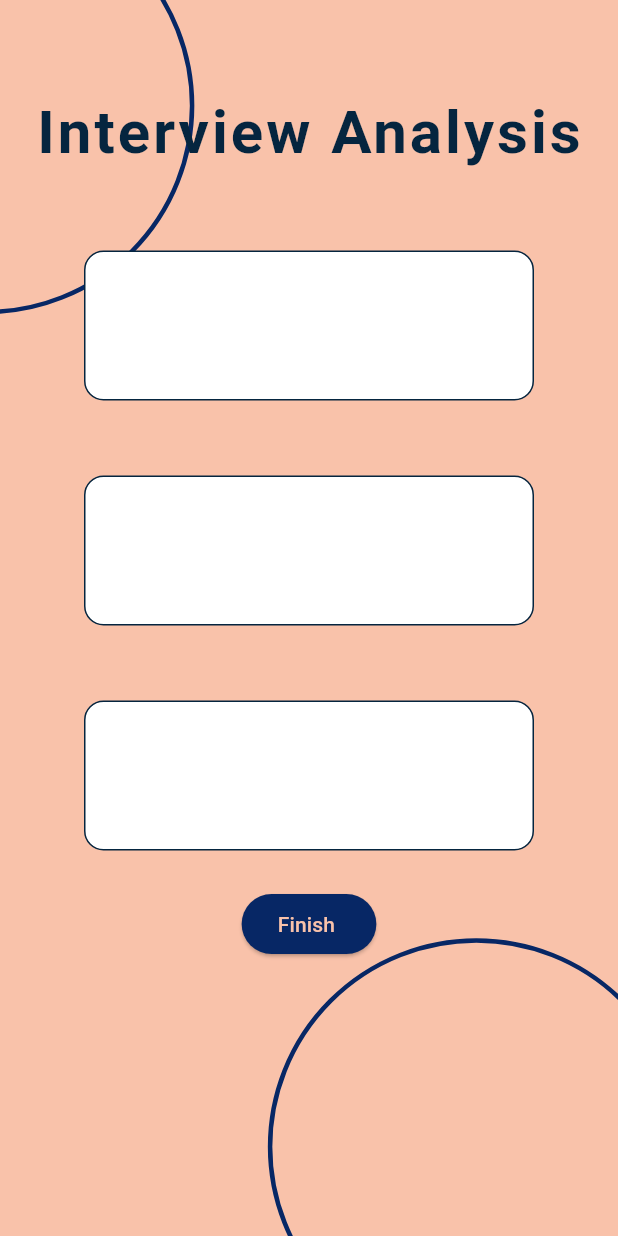
After one commit to acm-projects/SpeakWise, a Flutter app: the InterviewAnalysis screen opened directly, on a phone screen of 412 x 824 dp. The commit adds this screen. Run offline on Flutter 3.47's test engine with Material 3 defaults, Android fonts, the phone set to English and light mode, and no system bars; our stand-ins replace cloud_firestore, firebase_auth; accounts and stored records are empty; Roboto replaces fonts that are missing (Baloo).

Commit message:
Soujanya's 4 screens

```diff
--- a/speakwise/lib/main.dart
+++ b/speakwise/lib/main.dart
@@ -7,6 +7,11 @@ import 'package:speakwise/screens/LoginPage/LoginPage.dart';
 import 'package:speakwise/screens/homePage.dart';
 import 'package:speakwise/constants/colors.dart';
 import 'package:speakwise/screens/questionCard/QuestionPage.dart';
+
+import 'package:speakwise/screens/Record_Screen.dart';
+import 'package:speakwise/screens/InterviewAnalysisScreen.dart';
+import 'package:speakwise/screens/LoginOrCreateAccount_screen.dart';
+import 'package:speakwise/screens/InterviewQuestions_screen.dart';
 
 void main() {
   runApp(const MyApp());
--- /dev/null
+++ b/speakwise/lib/screens/InterviewAnalysisScreen.dart
@@ -0,0 +1,144 @@
+import 'package:flutter/material.dart';
+import 'package:speakwise/constants/colors.dart';
+
+ void main() {
+  runApp(MaterialApp(
+    theme: ThemeData(
+     // primaryColor: Colors.purple
+    ),
+    debugShowCheckedModeBanner: false,
+    home: InterviewAnalysis(),
+  ));
+}
+class InterviewAnalysis extends StatelessWidget {
+  //const createAccount({super.key});
+  @override
+  Widget build(BuildContext context) {
+    return SafeArea(
+      child: Scaffold(
+        resizeToAvoidBottomInset: false,
+      backgroundColor: pinkish,
+      /* appBar: AppBar(
+        backgroundColor: whitishBg,
+        elevation: 0,
+      ), */
+      body: Stack (
+         children: [
+              Positioned(
+              bottom: 50,
+              right: -150,
+              child: EmptyCircle(color: darkBlueLogoColor),
+            ),
+                Positioned(
+              top: 70,
+              left: -40,
+              child: EmptyCircle(color: darkBlueLogoColor),
+            ),
+            Center(
+           child: Column(
+         mainAxisAlignment: MainAxisAlignment.start,
+          children: <Widget>[
+            SizedBox(height: 50),
+            //EmptyCircle(color: pinkish),
+            SizedBox(height: 10), //where to place the speakwise logo
+            const Text(
+              'Interview Analysis',
+              style: TextStyle(
+                fontFamily: 'Baloo',
+            fontSize: 40.0,
+            fontWeight: FontWeight.bold,
+            letterSpacing: 2.0,
+            color: Color.fromARGB(255, 5, 37, 63),
+          ),
+            ),
+          SizedBox(height: 50),
+            Padding(
+            padding: const EdgeInsets.symmetric(horizontal: 35.0),              //width: 300,
+              child: Container(
+                padding: EdgeInsets.symmetric(horizontal: 30),
+                decoration: BoxDecoration(
+                color: Colors.white,
+                border: Border.all(color: Color.fromARGB(255, 5, 37, 63)),
+                borderRadius: BorderRadius.circular(13),
+               ),
+                width: 300,
+              height: 100,
+            ),
+          ),
+           SizedBox(height: 50),
+            Padding(
+            padding: const EdgeInsets.symmetric(horizontal: 35.0),              //width: 300,
+              child: Container(
+                padding: EdgeInsets.symmetric(horizontal: 30),
+                decoration: BoxDecoration(
+                color: Colors.white,
+                border: Border.all(color: Color.fromARGB(255, 5, 37, 63)),
+                borderRadius: BorderRadius.circular(13),
+               ),
+              width: 300,
+              height: 100,
+            ),
+          ),
+ SizedBox(height: 50),
+            Padding(
+            padding: const EdgeInsets.symmetric(horizontal: 35.0),              //width: 300,
+              child: Container(
+                padding: EdgeInsets.symmetric(horizontal: 30),
+                decoration: BoxDecoration(
+                color: Colors.white,
+                border: Border.all(color: Color.fromARGB(255, 5, 37, 63)),
+                borderRadius: BorderRadius.circular(13),
+               ),
+              width: 300,
+              height: 100,
+            ),
+          ),
+           SizedBox(height: 25),
+            ElevatedButton(
+            onPressed: () {
+              print('Finish button pressed');
+            },
+            child: Text('Finish ',
+              style: TextStyle(color: pinkish) ),
+               style: ElevatedButton.styleFrom(
+                backgroundColor: darkBlueLogoColor
+               )
+            ),
+          ],
+        ),
+      ),
+              ],
+      )
+       )
+    );
+  }
+}
+class EmptyCircle extends StatelessWidget{
+  final Color color;
+  EmptyCircle({Key? key, required this.color}) : super(key: key);
+@override
+Widget build(BuildContext context) {
+    return CustomPaint(
+      size: Size(275,10),
+      painter: EmptyCirclePainter(color: color),
+    );
+  }
+}
+class EmptyCirclePainter extends CustomPainter {
+  final Color color;
+  EmptyCirclePainter({this.color = const Color.fromARGB(255, 249, 196, 173)});
+  @override
+  void paint(Canvas canvas, Size size) {
+    final Paint paint = Paint()
+    ..color = color
+    ..style = PaintingStyle.stroke..strokeWidth = 3.0;
+    final radius = size.width / 2.0;
+    final middle = Offset(size.width / 9, size.height / 20);
+    canvas.drawCircle(middle, radius , paint);
+  }
+  @override
+  bool shouldRepaint(covariant CustomPainter oldDelegate) {
+    return false;
+    // TODO: implement shouldRepaint
+  }
+}
```
Also changed, not shown: speakwise/lib/screens/InterviewQuestions_screen.dart (added, +144 -0 lines), speakwise/lib/screens/LoginOrCreateAccount_screen.dart (added, +163 -0 lines), speakwise/lib/screens/Record_Screen.dart (added, +128 -0 lines).
